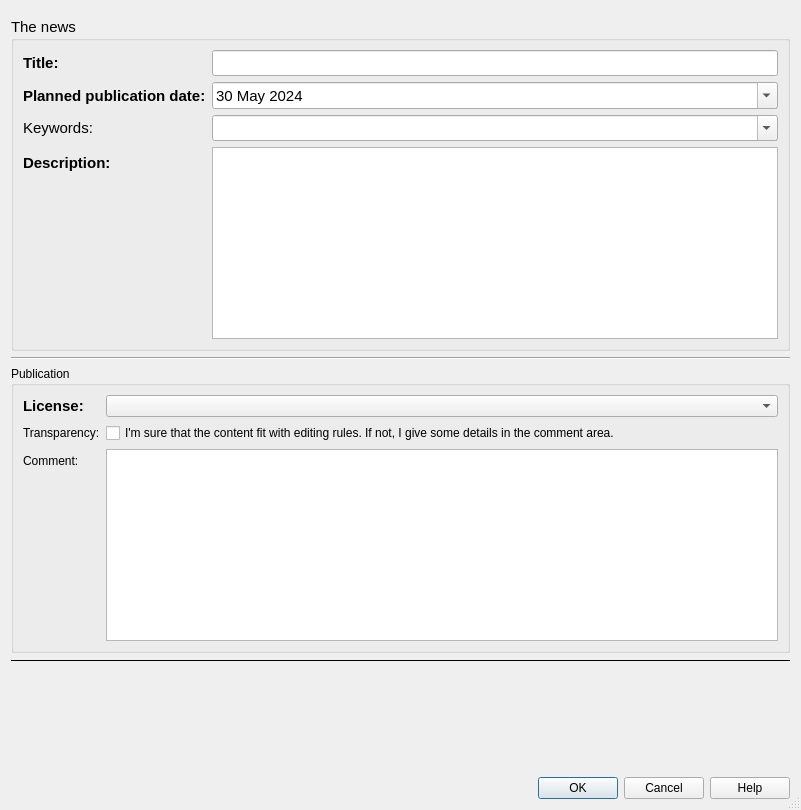
First picture: the form in qtribu/gui/form_article.ui, repository geotribu/qtribu, before the edit.
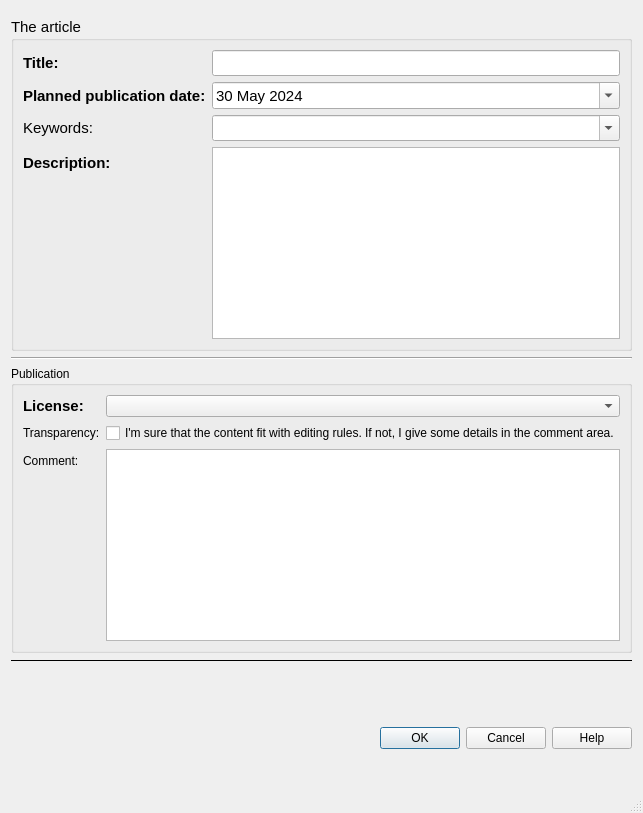
Second picture: the form after the edit. Custom widgets are drawn as their Qt base class.

Commit message: fix(ui): replace RDP labels in article form

```diff
--- a/qtribu/gui/form_article.ui
+++ b/qtribu/gui/form_article.ui
@@ -6,12 +6,12 @@
    <rect>
     <x>0</x>
     <y>0</y>
-    <width>801</width>
-    <height>810</height>
+    <width>589</width>
+    <height>813</height>
    </rect>
   </property>
   <property name="windowTitle">
-   <string>GeoRDP - News Form</string>
+   <string>Article - Proposal form</string>
   </property>
   <property name="windowOpacity">
    <double>0.980000000000000</double>
@@ -26,6 +26,9 @@
    <bool>true</bool>
   </property>
   <layout class="QFormLayout" name="formLayout_2">
+   <item row="0" column="1">
+    <widget class="QgsMessageBar" name="msg_bar" native="true"/>
+   </item>
    <item row="4" column="0" colspan="2">
     <widget class="QGroupBox" name="grp_news">
      <property name="font">
@@ -34,7 +37,7 @@
       </font>
      </property>
      <property name="title">
-      <string>The news</string>
+      <string>The article</string>
      </property>
      <property name="flat">
       <bool>false</bool>
@@ -269,8 +272,18 @@
      </property>
     </widget>
    </item>
-   <item row="0" column="1">
-    <widget class="QgsMessageBar" name="msg_bar" native="true"/>
+   <item row="11" column="1">
+    <spacer name="verticalSpacer_2">
+     <property name="orientation">
+      <enum>Qt::Vertical</enum>
+     </property>
+     <property name="sizeHint" stdset="0">
+      <size>
+       <width>20</width>
+       <height>40</height>
+      </size>
+     </property>
+    </spacer>
    </item>
   </layout>
  </widget>
```
